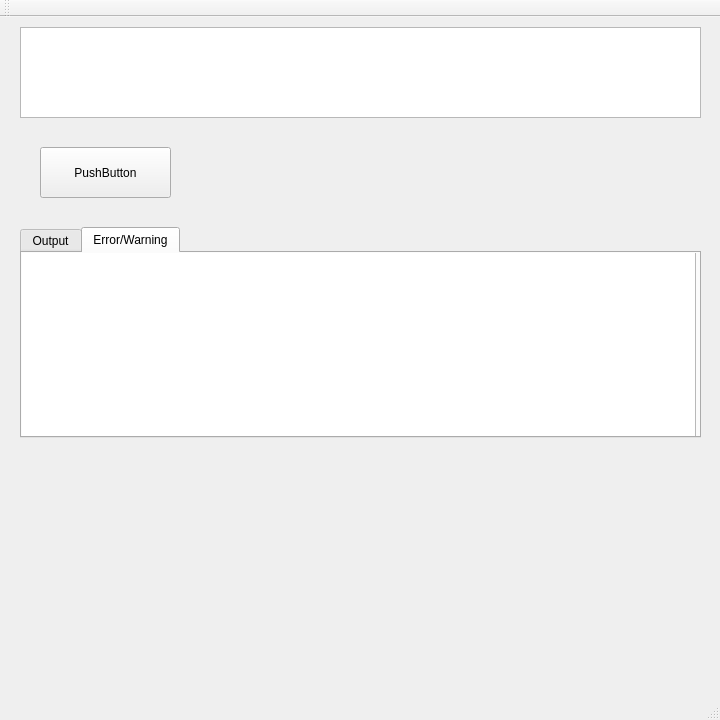
Above: NumericalCalulator/View/view.ui from cjwcommuny/Tiny-Symbol-Numerical-Calculator before the change. Below: the same form after it.
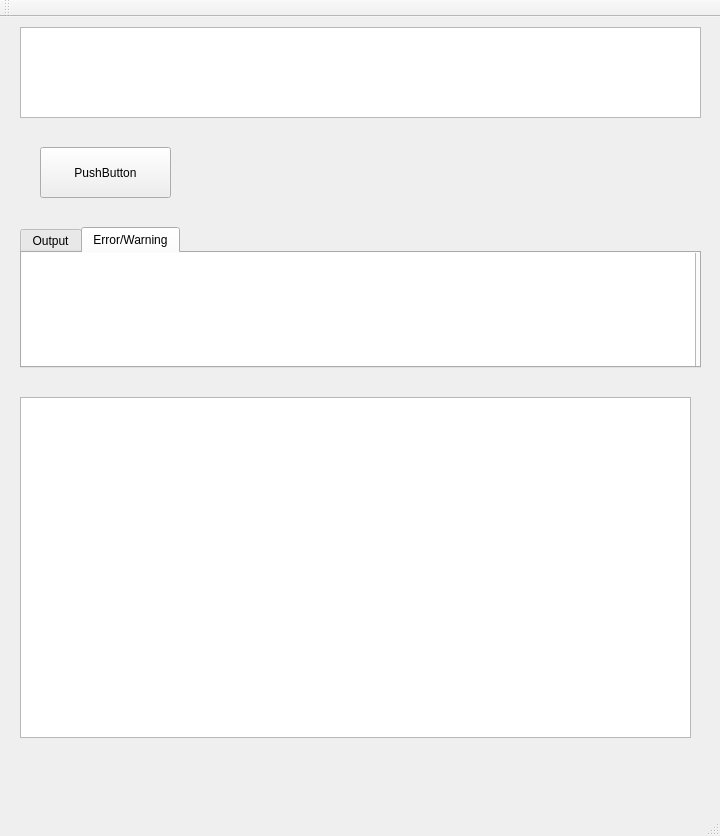
That is the form after the change. The open tabs and pages were chosen to show the change. Custom widgets are drawn as their Qt base class.

Commit message: add curve-drawing function

What changed in the file:
```diff
--- a/NumericalCalulator/View/view.ui
+++ b/NumericalCalulator/View/view.ui
@@ -7,7 +7,7 @@
     <x>0</x>
     <y>0</y>
     <width>720</width>
-    <height>720</height>
+    <height>836</height>
    </rect>
   </property>
   <property name="windowTitle">
@@ -43,7 +43,7 @@
       <x>20</x>
       <y>210</y>
       <width>681</width>
-      <height>211</height>
+      <height>141</height>
      </rect>
     </property>
     <property name="currentIndex">
@@ -74,12 +74,22 @@
         <x>-7</x>
         <y>-4</y>
         <width>681</width>
-        <height>191</height>
+        <height>121</height>
        </rect>
       </property>
      </widget>
     </widget>
    </widget>
+   <widget class="CurveForm" name="curveGraphView">
+    <property name="geometry">
+     <rect>
+      <x>20</x>
+      <y>380</y>
+      <width>671</width>
+      <height>341</height>
+     </rect>
+    </property>
+   </widget>
   </widget>
   <widget class="QMenuBar" name="menuBar">
    <property name="geometry">
@@ -102,6 +112,13 @@
   <widget class="QStatusBar" name="statusBar"/>
  </widget>
  <layoutdefault spacing="6" margin="11"/>
+ <customwidgets>
+  <customwidget>
+   <class>CurveForm</class>
+   <extends>QGraphicsView</extends>
+   <header>curveform.h</header>
+  </customwidget>
+ </customwidgets>
  <resources/>
  <connections>
   <connection>
```
Left out of the diff: 4 changed lines with no effect on the pictures. The commit also changes 12 other files.
